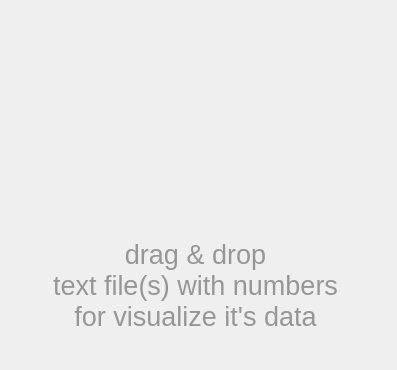
First picture: the form in gui/davis_gui.ui, repository DevToolsOrganization/matrix-data-visualization-DAVIS, before the edit.
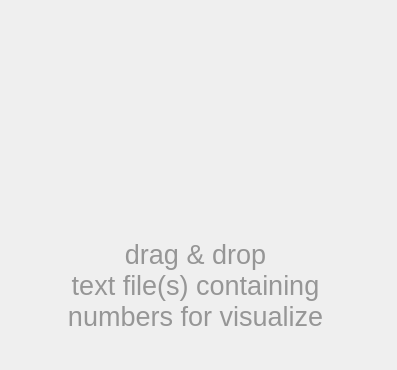
Second picture: the form after the edit. Icons and pictures are not drawn.

Patch:
```diff
--- a/gui/davis_gui.ui
+++ b/gui/davis_gui.ui
@@ -55,7 +55,7 @@
      </font>
     </property>
     <property name="text">
-     <string>&lt;html&gt;&lt;head/&gt;&lt;body&gt;&lt;p align=&quot;center&quot;&gt;&lt;span style=&quot; font-size:20pt; color:#969696;&quot;&gt;drag &amp;amp; drop&lt;br/&gt;text file(s) with numbers &lt;br/&gt;for visualize it's data&lt;/span&gt;&lt;/p&gt;&lt;/body&gt;&lt;/html&gt;</string>
+     <string>&lt;html&gt;&lt;head/&gt;&lt;body&gt;&lt;p align=&quot;center&quot;&gt;&lt;span style=&quot; font-size:20pt; color:#969696;&quot;&gt;drag &amp;amp; drop&lt;br/&gt;text file(s) containing&lt;br/&gt;numbers for visualize&lt;/span&gt;&lt;/p&gt;&lt;/body&gt;&lt;/html&gt;</string>
     </property>
    </widget>
    <widget class="QLabel" name="label_doc">
```
